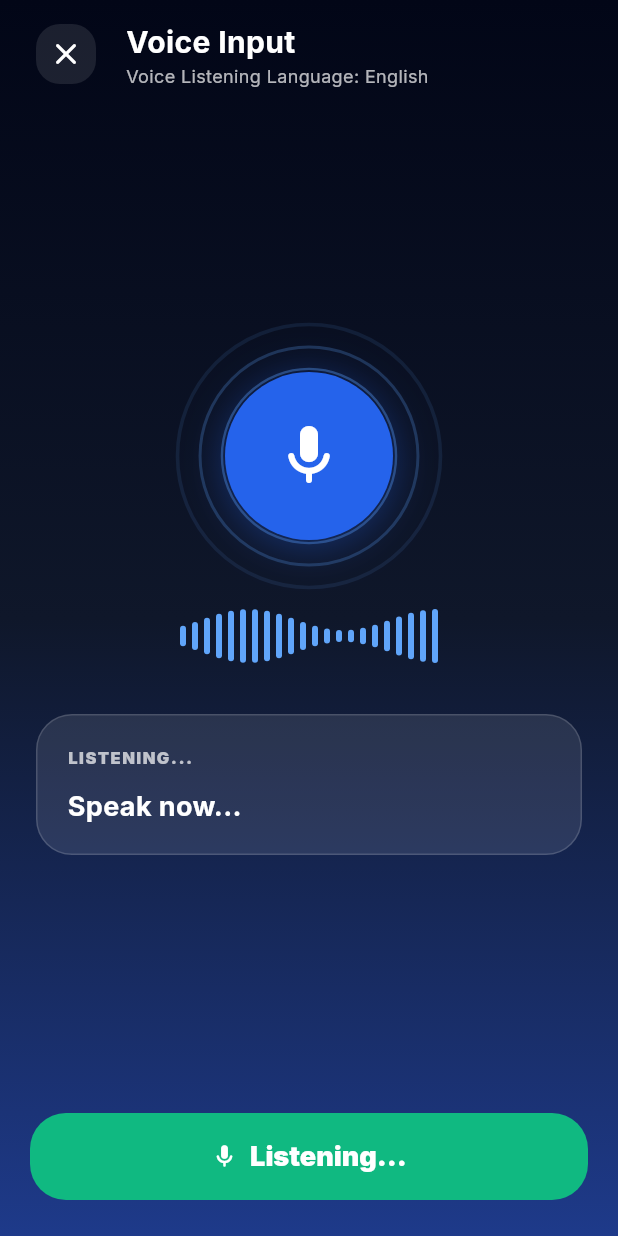
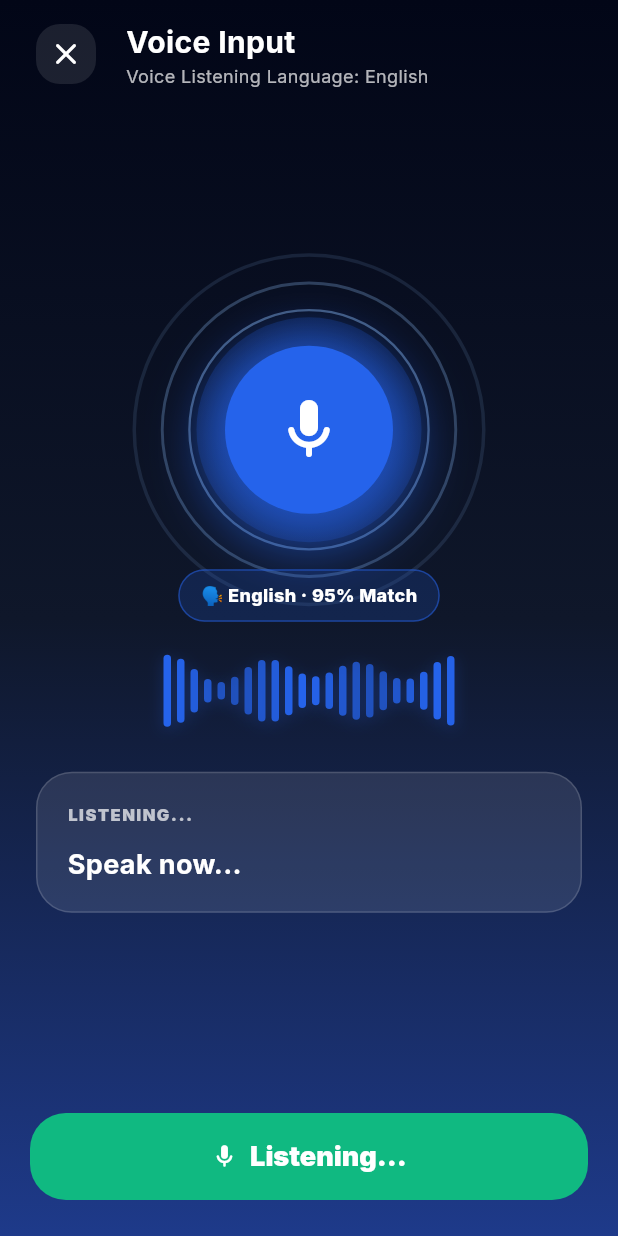
Before and after one commit to simyeeteng/SuaraWarga-AI, a Flutter app: the ListeningPage screen opened by its route, on a phone screen of 412 x 824 dp. Run offline on Flutter 3.47's test engine with Material 3 defaults, Android fonts, the phone set to English and light mode, and no system bars; our stand-ins replace dio, flutter_tts, geolocator, google_fonts, google_maps_flutter, image_picker and 2 more; missing offline and left inert: google_ml_kit; accounts and stored records are empty.

Commit message:
Improve listening page

```diff
--- a/lib/features/voice/presentation/pages/listening_page.dart
+++ b/lib/features/voice/presentation/pages/listening_page.dart
@@ -8,6 +8,22 @@ import 'package:speech_to_text/speech_to_text.dart' as stt;
 import '../../../../app/routes.dart';
 import '../../../../core/constants/constants.dart';
 import '../../../../core/services/app_state.dart';
+
+class _DialectTheme {
+  final Color accent;
+  final Color glow;
+  final String dialectName;
+  final String badgeLabel;
+  final int confidence;
+
+  const _DialectTheme({
+    required this.accent,
+    required this.glow,
+    required this.dialectName,
+    required this.badgeLabel,
+    required this.confidence,
+  });
+}
 
 class ListeningPage extends StatefulWidget {
   const ListeningPage({super.key});
@@ -238,12 +254,55 @@ class _ListeningPageState extends State<ListeningPage>
     super.dispose();
   }
 
+  _DialectTheme _getDialectTheme(String language) {
+    final normalized = language.toLowerCase();
+
+    if (normalized.contains('hokkien')) {
+      return const _DialectTheme(
+        accent: Color(0xFFF59E0B),
+        glow: Color(0xFFFCD34D),
+        dialectName: 'Penang Hokkien',
+        badgeLabel: '🗣️ Penang Hokkien · 96% Match',
+        confidence: 96,
+      );
+    }
+
+    if (normalized.contains('cantonese')) {
+      return const _DialectTheme(
+        accent: Color(0xFF7C3AED),
+        glow: Color(0xFFC4B5FD),
+        dialectName: 'Cantonese',
+        badgeLabel: '🗣️ Cantonese · 94% Match',
+        confidence: 94,
+      );
+    }
+
+    if (normalized.contains('malay')) {
+      return const _DialectTheme(
+        accent: Color(0xFF10B981),
+        glow: Color(0xFF6EE7B7),
+        dialectName: 'Malay',
+        badgeLabel: '🗣️ Malay · 92% Match',
+        confidence: 92,
+      );
+    }
+
+    return const _DialectTheme(
+      accent: Color(0xFF2563EB),
+      glow: Color(0xFF93C5FD),
+      dialectName: 'English',
+      badgeLabel: '🗣️ English · 95% Match',
+      confidence: 95,
+    );
+  }
+
   @override
   Widget build(BuildContext context) {
     final appState = Provider.of<AppState>(context);
     final intent = _resolvedIntent;
     final isError = _phase == 'error';
     final isDone = _phase == 'done';
+    final dialectTheme = _getDialectTheme(appState.voiceLanguage);
 
     return Scaffold(
       body: Container(
@@ -312,9 +371,16 @@ class _ListeningPageState extends State<ListeningPage>
                         child: Column(
                           mainAxisAlignment: MainAxisAlignment.center,
                           children: [
-                            _buildMicOrb(isError: isError, isDone: isDone),
-                            const SizedBox(height: 40),
-                            if (_phase == 'listening') const _AudioWaves(),
+                            _buildMicOrb(
+                              dialectTheme: dialectTheme,
+                              isError: isError,
+                              isDone: isDone,
+                            ),
+                            const SizedBox(height: 16),
+                            _buildDialectBadge(dialectTheme),
+                            const SizedBox(height: 20),
+                            if (_phase == 'listening')
+                              _AudioWaves(color: dialectTheme.accent),
                             if (_phase != 'listening')
                               const SizedBox(height: 48),
                             const SizedBox(height: 28),
@@ -371,12 +437,35 @@ class _ListeningPageState extends State<ListeningPage>
     );
   }
 
-  Widget _buildMicOrb({required bool isError, required bool isDone}) {
+  Widget _buildDialectBadge(_DialectTheme dialectTheme) {
+    return Container(
+      padding: const EdgeInsets.symmetric(horizontal: 14, vertical: 8),
+      decoration: BoxDecoration(
+        color: dialectTheme.accent.withValues(alpha: 0.18),
+        border: Border.all(color: dialectTheme.accent.withValues(alpha: 0.5)),
+        borderRadius: BorderRadius.circular(999),
+      ),
+      child: Text(
+        dialectTheme.badgeLabel,
+        style: const TextStyle(
+          color: Colors.white,
+          fontSize: 12,
+          fontWeight: FontWeight.w800,
+        ),
+      ),
+    );
+  }
+
+  Widget _buildMicOrb({
+    required _DialectTheme dialectTheme,
+    required bool isError,
+    required bool isDone,
+  }) {
     final color = isError
         ? const Color(0xFFEF4444)
         : isDone
         ? const Color(0xFF10B981)
-        : const Color(0xFF2563EB);
+        : dialectTheme.accent;
 
     return Stack(
       alignment: Alignment.center,
@@ -388,23 +477,51 @@ class _ListeningPageState extends State<ListeningPage>
               builder: (context, child) {
                 final progress = (_pulsingController.value + (i * 0.33)) % 1.0;
                 return Container(
-                  width: 112,
-                  height: 112,
+                  width: 154,
+                  height: 154,
                   decoration: BoxDecoration(
                     shape: BoxShape.circle,
                     border: Border.all(
-                      color: const Color(
-                        0xFF60A5FA,
-                      ).withValues(alpha: (1.0 - progress) * 0.4),
+                      color: dialectTheme.glow.withValues(
+                        alpha: (1.0 - progress) * 0.45,
+                      ),
                       width: 1.5,
                     ),
                   ),
-                  transform: Matrix4.identity()..scale(1.0 + progress * 0.8),
+                  transform: Matrix4.identity()
+                    ..scaleByDouble(
+                      1.0 + progress * 0.72,
+                      1.0 + progress * 0.72,
+                      1.0,
+                      1.0,
+                    ),
                   transformAlignment: Alignment.center,
                 );
               },
             );
           }),
+        Container(
+          width: 150,
+          height: 150,
+          decoration: BoxDecoration(
+            shape: BoxShape.circle,
+            gradient: RadialGradient(
+              colors: [
+                dialectTheme.glow.withValues(alpha: 0.75),
+                color.withValues(alpha: 0.45),
+                color.withValues(alpha: 0.2),
+              ],
+              stops: const [0.0, 0.42, 1.0],
+            ),
+            boxShadow: [
+              BoxShadow(
+                color: color.withValues(alpha: 0.45),
+                blurRadius: 28,
+                offset: const Offset(0, 10),
+              ),
+            ],
+          ),
+        ),
         Container(
           width: 112,
           height: 112,
@@ -539,7 +656,9 @@ class _ListeningPageState extends State<ListeningPage>
 }
 
 class _AudioWaves extends StatefulWidget {
-  const _AudioWaves();
+  final Color color;
+
+  const _AudioWaves({required this.color});
 
   @override
   State<_AudioWaves> createState() => _AudioWavesState();
@@ -554,7 +673,7 @@ class _AudioWavesState extends State<_AudioWaves>
     super.initState();
     _controller = AnimationController(
       vsync: this,
-      duration: const Duration(milliseconds: 1000),
+      duration: const Duration(milliseconds: 1100),
     )..repeat();
   }
 
@@ -567,23 +686,33 @@ class _AudioWavesState extends State<_AudioWaves>
   @override
   Widget build(BuildContext context) {
     return SizedBox(
-      height: 48,
+      height: 52,
       child: Row(
         mainAxisAlignment: MainAxisAlignment.center,
         children: List.generate(22, (index) {
           return AnimatedBuilder(
             animation: _controller,
             builder: (context, child) {
-              final rad = (_controller.value * 2 * math.pi) + (index * 0.4);
-              final value = (math.sin(rad) + 1.0) / 2.0;
-              final height = 8 + (value * 28);
+              final phase = (_controller.value * 2 * math.pi) + (index * 0.52);
+              final amplitude = (math.sin(phase * 1.7) + 1.0) / 2.0;
+              final secondary = (math.cos(phase * 1.2 + 0.8) + 1.0) / 2.0;
+              final height = 10 + (amplitude * 28) + (secondary * 10);
+              final barColor = widget.color.withValues(alpha: 0.7 + (secondary * 0.3));
+
               return Container(
-                width: 4,
+                width: 5,
                 height: height,
                 margin: const EdgeInsets.symmetric(horizontal: 2.0),
                 decoration: BoxDecoration(
-                  color: const Color(0xFF60A5FA),
+                  color: barColor,
                   borderRadius: BorderRadius.circular(99),
+                  boxShadow: [
+                    BoxShadow(
+                      color: widget.color.withValues(alpha: 0.28),
+                      blurRadius: 8,
+                      offset: const Offset(0, 2),
+                    ),
+                  ],
                 ),
               );
             },
```
Also changed, not shown: pubspec.lock.
